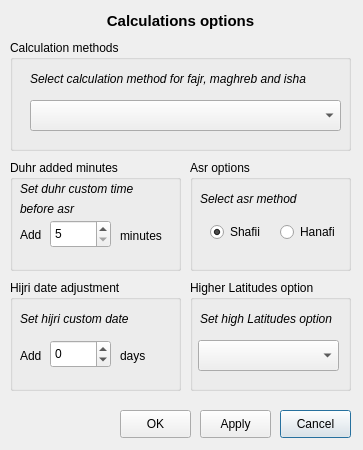
The window that Qsalat/ui/calculation.ui (sdizdarevic/qsalat) describes before a commit, drawn with Qt 5.
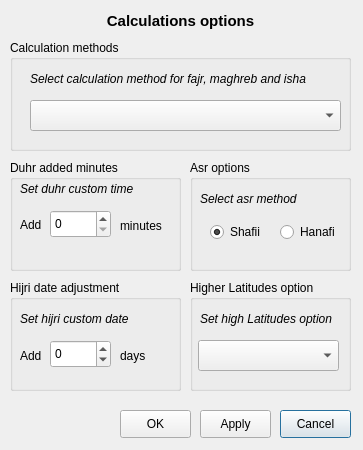
The same window after the commit.

Patch:
```diff
--- a/Qsalat/ui/calculation.ui
+++ b/Qsalat/ui/calculation.ui
@@ -153,13 +153,13 @@
     <property name="geometry" >
      <rect>
       <x>40</x>
-      <y>60</y>
+      <y>50</y>
       <width>61</width>
       <height>28</height>
      </rect>
     </property>
     <property name="minimum" >
-     <number>5</number>
+     <number>0</number>
     </property>
     <property name="maximum" >
      <number>60</number>
@@ -187,7 +187,7 @@
     <property name="geometry" >
      <rect>
       <x>10</x>
-      <y>59</y>
+      <y>49</y>
       <width>41</width>
       <height>31</height>
      </rect>
@@ -200,7 +200,7 @@
     <property name="geometry" >
      <rect>
       <x>110</x>
-      <y>60</y>
+      <y>50</y>
       <width>51</width>
       <height>31</height>
      </rect>
@@ -212,19 +212,20 @@
    <widget class="QLabel" name="label_11" >
     <property name="geometry" >
      <rect>
-      <x>10</x>
-      <y>40</y>
-      <width>141</width>
-      <height>18</height>
+      <x>3</x>
+      <y>90</y>
+      <width>161</width>
+      <height>20</height>
      </rect>
     </property>
     <property name="font" >
      <font>
+      <pointsize>8</pointsize>
       <italic>true</italic>
      </font>
     </property>
     <property name="text" >
-     <string>before asr</string>
+     <string/>
     </property>
    </widget>
   </widget>
```
Left out of the diff: 13 changed lines with no effect on the pictures.
